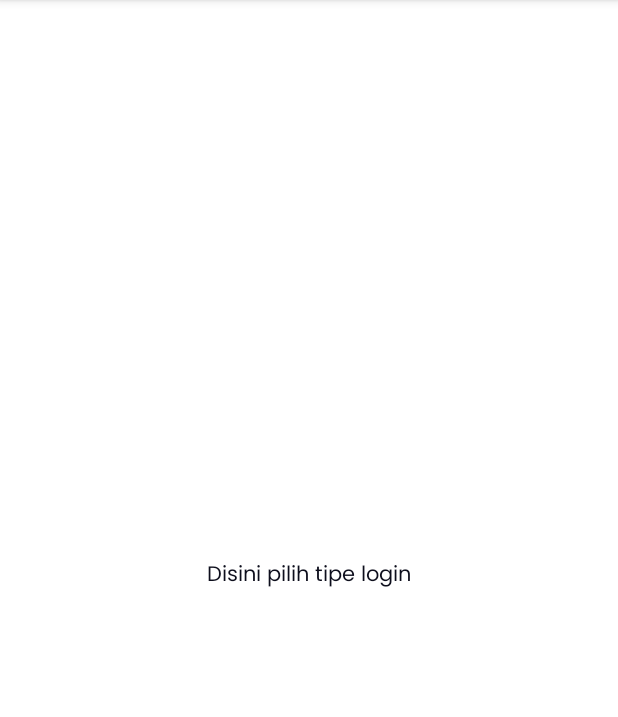
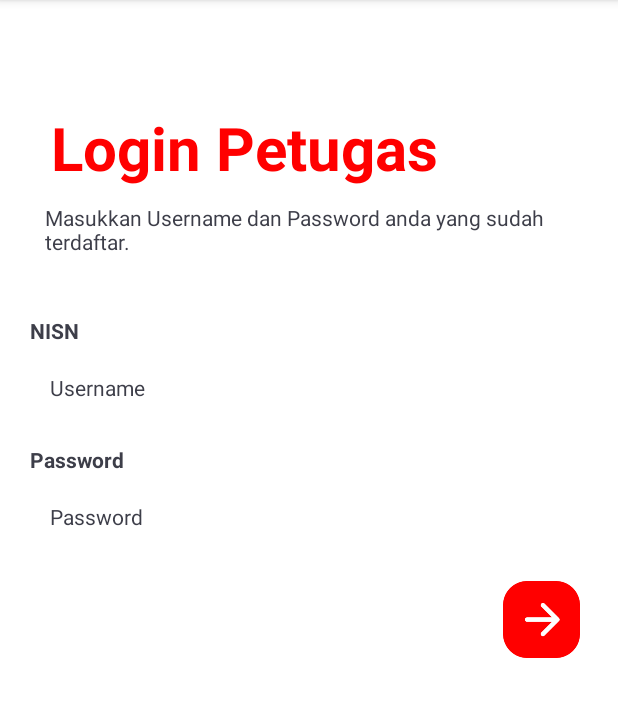
Before and after one commit to Kelompok-2-SPP/Aplikasi-Pembayaran-SPP, an Android app: the screen it shows after launch (MainActivity), on a phone screen of 412 x 824 dp, the part 84-801 px from its top. Run offline under Robolectric (Android 15) with nearby library versions, the light colour scheme and no system bars.

Commit message:
Commit Login 1

```diff
--- a/app/src/main/java/com/lleans/spp_kelompok_2/MainActivity.java
+++ b/app/src/main/java/com/lleans/spp_kelompok_2/MainActivity.java
@@ -1,14 +1,14 @@
 package com.lleans.spp_kelompok_2;
 
+import android.os.Bundle;
+
 import androidx.appcompat.app.AppCompatActivity;
-
-import android.os.Bundle;
 
 public class MainActivity extends AppCompatActivity {
 
     @Override
     protected void onCreate(Bundle savedInstanceState) {
         super.onCreate(savedInstanceState);
-        setContentView(R.layout.activity_main);
+        setContentView(R.layout.login);
     }
 }
--- /dev/null
+++ b/app/src/main/res/drawable/shape.xml
@@ -0,0 +1,10 @@
+<?xml version="1.0" encoding="utf-8"?>
+<selector xmlns:android="http://schemas.android.com/apk/res/android">
+    <item>
+        <shape android:shape="rectangle">
+            <corners android:radius="25dp" />
+            <solid android:color="#FFFFFF" />
+        </shape>
+    </item>
+
+</selector>
--- a/app/src/main/res/layout/activity_main.xml
+++ b/app/src/main/res/layout/activity_main.xml
@@ -4,6 +4,7 @@
     xmlns:tools="http://schemas.android.com/tools"
     android:layout_width="match_parent"
     android:layout_height="match_parent"
+    android:background="#ffffff"
     tools:context=".MainActivity">
 
     <TextView
--- a/app/src/main/res/layout/login.xml
+++ b/app/src/main/res/layout/login.xml
@@ -1,14 +1,103 @@
 <?xml version="1.0" encoding="utf-8"?>
-<FrameLayout xmlns:android="http://schemas.android.com/apk/res/android"
+<LinearLayout xmlns:android="http://schemas.android.com/apk/res/android"
     xmlns:tools="http://schemas.android.com/tools"
     android:layout_width="match_parent"
     android:layout_height="match_parent"
-    tools:context=".Login">
+    android:orientation="vertical"
+    tools:context=".MainActivity">
 
-    <!-- TODO: Update blank fragment layout -->
-    <TextView
+    <LinearLayout
         android:layout_width="match_parent"
-        android:layout_height="match_parent"
-        android:text="pilih tipe login disini" />
+        android:layout_height="wrap_content"
+        android:orientation="vertical">
 
-</FrameLayout>
+        <TextView
+            android:id="@+id/header"
+            android:layout_width="288dp"
+            android:layout_height="wrap_content"
+            android:layout_marginLeft="34dp"
+            android:layout_marginTop="71dp"
+            android:background="#00000000"
+            android:text="Login Petugas"
+            android:textColor="#FF0000"
+            android:textSize="40dp"
+            android:textStyle="bold" />
+
+        <TextView
+            android:id="@+id/masukkan_ni"
+            android:layout_width="match_parent"
+            android:layout_height="wrap_content"
+            android:layout_marginLeft="30sp"
+            android:layout_marginTop="10dp"
+            android:layout_marginRight="20sp"
+            android:layout_marginBottom="20dp"
+            android:text="Masukkan Username dan Password anda yang sudah terdaftar."
+            android:textColor="#3D3E49"
+            android:textSize="14sp" />
+    </LinearLayout>
+
+    <LinearLayout
+        android:id="@+id/loginLayout"
+        android:layout_width="match_parent"
+        android:layout_height="wrap_content"
+        android:background="#ffffff"
+        android:gravity="center"
+        android:orientation="vertical"
+        android:padding="20dp">
+
+
+        <TextView
+            android:id="@+id/tv_uname"
+            android:layout_width="match_parent"
+            android:layout_height="wrap_content"
+            android:text="NISN"
+            android:textColor="#3D3E49"
+            android:textStyle="bold" />
+
+        <EditText
+            android:id="@+id/username"
+            android:layout_width="match_parent"
+            android:layout_height="wrap_content"
+            android:layout_marginTop="5dp"
+            android:background="@drawable/shape"
+            android:ems="12"
+            android:hint="Username"
+            android:inputType="textPersonName"
+            android:padding="13sp"
+            android:textColorHint="#3D3E49"
+            android:textSize="14sp" />
+
+        <TextView
+            android:id="@+id/tv_pass"
+            android:layout_width="match_parent"
+            android:layout_height="wrap_content"
+            android:layout_marginTop="15dp"
+            android:text="Password"
+            android:textColor="#3D3E49"
+            android:textStyle="bold" />
+
+        <EditText
+            android:id="@+id/password"
+            android:layout_width="match_parent"
+            android:layout_height="wrap_content"
+            android:layout_marginTop="5dp"
+            android:background="@drawable/shape"
+            android:ems="12"
+            android:hint="Password"
+            android:inputType="textPassword"
+            android:padding="13sp"
+            android:textColorHint="#3D3E49"
+            android:textSize="14sp" />
+
+
+    </LinearLayout>
+
+    <ImageView
+        android:layout_width="51dp"
+        android:layout_height="51dp"
+        android:layout_gravity="right"
+        android:layout_marginRight="25dp"
+        android:src="@drawable/login_button" />
+
+
+</LinearLayout>
```
Also changed, not shown: app/src/main/res/drawable/login_button.png (added).
